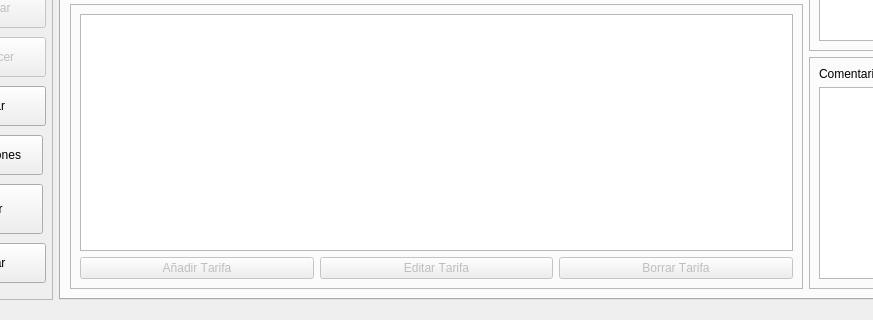
This is Almacen/frmarticulos.ui in arcnexus/RedFoX as Qt 5 draws it before an edit; both pictures show x 99 to 972 and y 310 to 630 of the 1147 by 630 pixel window. The edited form follows.
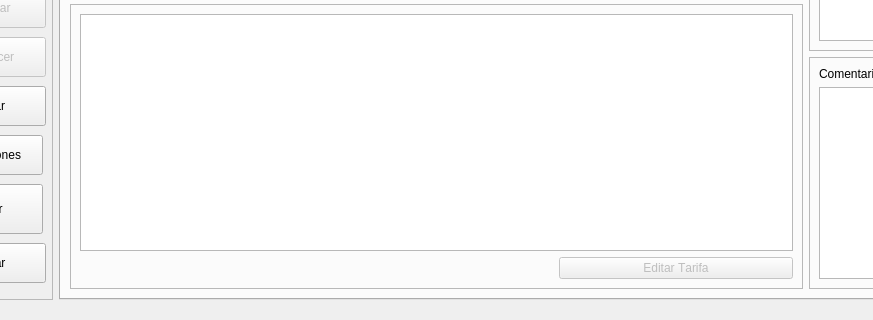
This is the edited form. Icons and pictures are not drawn. Custom widgets are drawn as their Qt base class.

Commit message: Optimizado Configuracion_global + Fix Tarifa articulo

The edit to the form file:
```diff
--- a/Almacen/frmarticulos.ui
+++ b/Almacen/frmarticulos.ui
@@ -825,65 +825,33 @@
               <enum>QFrame::Raised</enum>
              </property>
              <layout class="QGridLayout" name="gridLayout_4">
-              <item row="1" column="0">
-               <widget class="QPushButton" name="btnAnadirTarifa">
-                <property name="enabled">
-                 <bool>false</bool>
-                </property>
+              <item row="0" column="0" colspan="3">
+               <widget class="QTableView" name="TablaTarifas">
                 <property name="sizePolicy">
-                 <sizepolicy hsizetype="Minimum" vsizetype="Fixed">
+                 <sizepolicy hsizetype="Preferred" vsizetype="Preferred">
                   <horstretch>0</horstretch>
                   <verstretch>0</verstretch>
                  </sizepolicy>
                 </property>
-                <property name="text">
-                 <string>Añadir Tarifa</string>
+                <property name="alternatingRowColors">
+                 <bool>true</bool>
                 </property>
                 <property name="icon">
                  <iconset resource="../maya.qrc">
                   <normaloff>:/Icons/PNG/add.png</normaloff>:/Icons/PNG/add.png</iconset>
                 </property>
-                <property name="iconSize">
-                 <size>
-                  <width>24</width>
-                  <height>24</height>
-                 </size>
+                <property name="selectionBehavior">
+                 <enum>QAbstractItemView::SelectRows</enum>
                 </property>
                </widget>
               </item>
               <item row="1" column="2">
-               <widget class="QPushButton" name="btnBorrarTarifa">
-                <property name="enabled">
-                 <bool>false</bool>
-                </property>
-                <property name="sizePolicy">
-                 <sizepolicy hsizetype="Minimum" vsizetype="Preferred">
-                  <horstretch>0</horstretch>
-                  <verstretch>0</verstretch>
-                 </sizepolicy>
-                </property>
-                <property name="text">
-                 <string>Borrar Tarifa</string>
-                </property>
-                <property name="icon">
-                 <iconset resource="../maya.qrc">
-                  <normaloff>:/Icons/PNG/Delete.png</normaloff>:/Icons/PNG/Delete.png</iconset>
-                </property>
-                <property name="iconSize">
-                 <size>
-                  <width>24</width>
-                  <height>24</height>
-                 </size>
-                </property>
-               </widget>
-              </item>
-              <item row="1" column="1">
                <widget class="QPushButton" name="btnEditartarifa">
                 <property name="enabled">
                  <bool>false</bool>
                 </property>
                 <property name="sizePolicy">
-                 <sizepolicy hsizetype="Minimum" vsizetype="Preferred">
+                 <sizepolicy hsizetype="Preferred" vsizetype="Fixed">
                   <horstretch>0</horstretch>
                   <verstretch>0</verstretch>
                  </sizepolicy>
```
Left out of the diff: 27 changed lines with no effect on the pictures. The commit also changes 38 other files.
